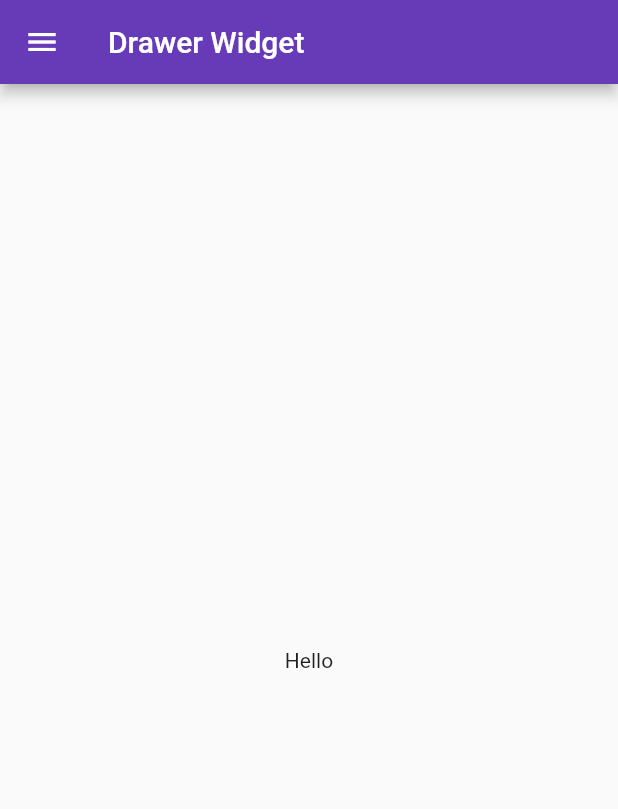
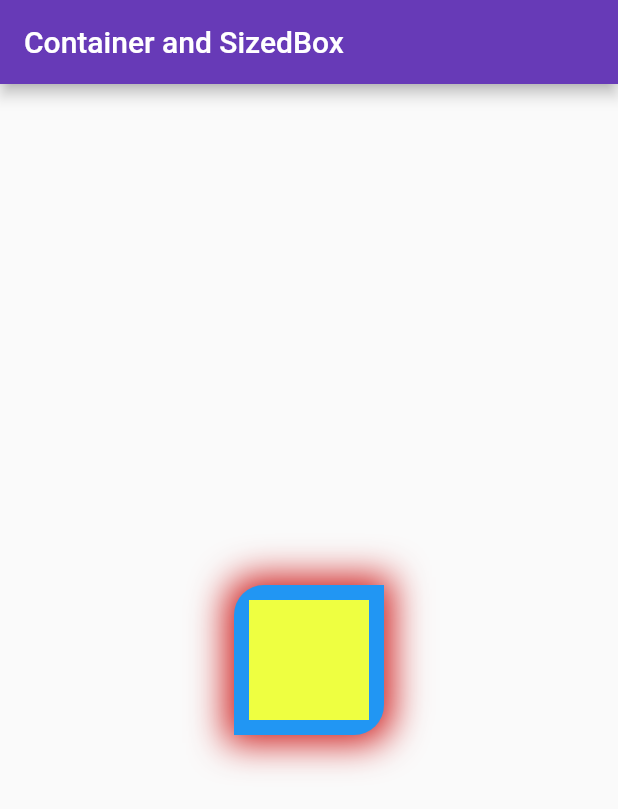
Before and after one commit to srp2210/flutter_learning, a Flutter app: the screen it shows after launch, on a phone screen of 412 x 824 dp. Shown: the top 809 px of the screen. Run offline on Flutter 3.47's test engine with Material 2 defaults, Android fonts, the phone set to English and light mode, and no system bars.

Commit message:
containersized

```diff
--- /dev/null
+++ b/flutter_widgets/lib/container_sizedbox.dart
@@ -0,0 +1,42 @@
+import 'package:flutter/material.dart';
+
+class ContainerSized extends StatelessWidget {
+  const ContainerSized({Key? key}) : super(key: key);
+
+  @override
+  Widget build(BuildContext context) {
+    return Scaffold(
+        appBar: AppBar(
+          // backgroundColor: Colors.black,
+          title: const Text('Container and SizedBox'),
+        ),
+        body: Center(
+          child: Container(
+            height: 100,
+            width: 100,
+            decoration: const BoxDecoration(
+                color: Colors.blue,
+                // shape: BoxShape.circle,
+                // borderRadius: BorderRadius.circular(20),
+                borderRadius: BorderRadius.only(
+                  topLeft: Radius.circular(20),
+                  bottomRight: Radius.circular(20),
+                ),
+                boxShadow: [
+                  BoxShadow(
+                    blurRadius: 20,
+                    spreadRadius: 5,
+                    color: Color.fromARGB(255, 205, 24, 24),
+                  )
+                ]),
+            child: Center(
+                child: Container(
+                    margin: const EdgeInsets.all(10), color: Colors.limeAccent)
+                // Text('Hello', style: TextStyle(fontSize: 20))
+                ),
+          ),
+        )
+        // SizedBox(height: 100, width: 50, child: Text('Hello')),
+        );
+  }
+}
--- a/flutter_widgets/lib/main.dart
+++ b/flutter_widgets/lib/main.dart
@@ -1,4 +1,5 @@
 import 'package:flutter/material.dart';
+import 'package:flutter_widgets/container_sizedbox.dart';
 import 'package:flutter_widgets/drawer.dart';
 
 void main() {
@@ -17,7 +18,7 @@ class MyApp extends StatelessWidget {
       theme: ThemeData(
         primarySwatch: Colors.deepPurple,
       ),
-      home: const DrawerWidget(),
+      home: const ContainerSized(),
     );
   }
 }
```
